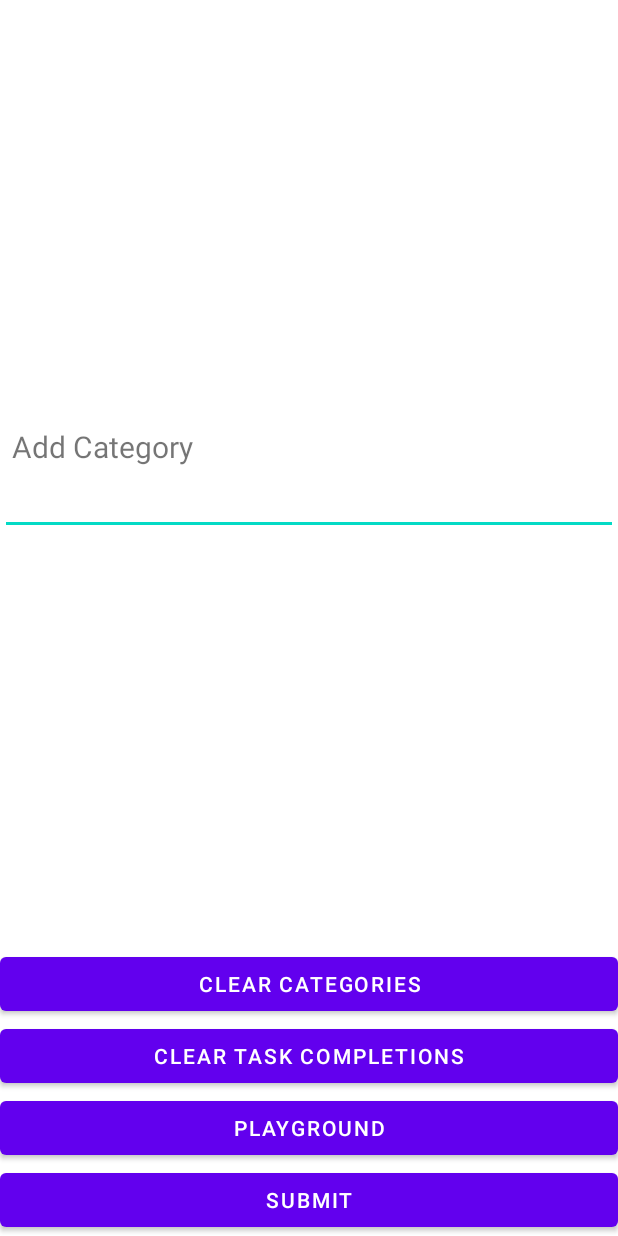
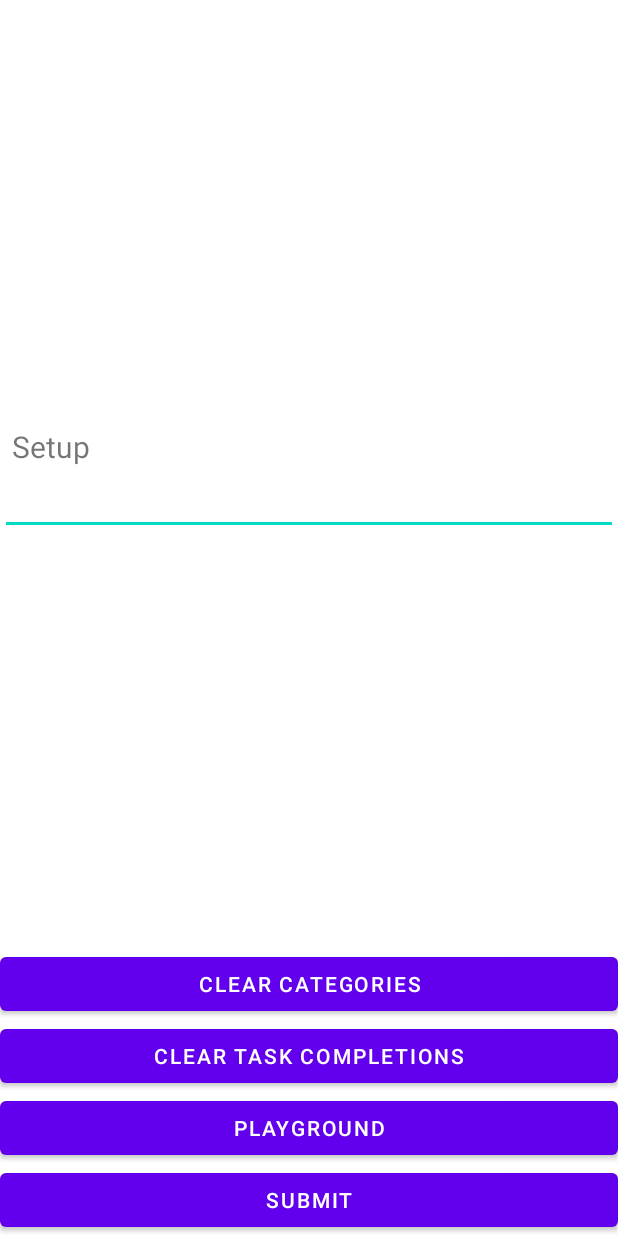
Before and after one commit to Troy1010/TMinusTasker, an Android app built with Jetpack Compose: the layout fragment_setup.xml on its own in the app's theme, with its tools: preview values and no code run, on a phone screen of 412 x 824 dp. Run offline under Robolectric (Android 15) with nearby library versions, the light colour scheme and no system bars.

Commit message:
rename AddCategoryFragment -> SetupFragment

```diff
--- a/app/src/main/java/com/tminus1010/tminustasker/MainActivity.kt
+++ b/app/src/main/java/com/tminus1010/tminustasker/MainActivity.kt
@@ -36,7 +36,7 @@ class MainActivity : AppCompatActivity() {
         val navController = findNavController(R.id.nav_host_fragment_activity_main)
         val appBarConfiguration = AppBarConfiguration(
             setOf(
-                R.id.navigation_add_category, R.id.navigation_dashboard, R.id.navigation_notifications
+                R.id.navigation_setup, R.id.navigation_dashboard, R.id.navigation_notifications
             )
         )
         setupActionBarWithNavController(navController, appBarConfiguration)
--- a/app/src/main/res/layout/fragment_add_category.xml
+++ b/app/src/main/res/layout/fragment_setup.xml
@@ -4,7 +4,7 @@
     xmlns:tools="http://schemas.android.com/tools"
     android:layout_width="match_parent"
     android:layout_height="match_parent"
-    tools:context=".ui.add_category.AddCategoryFragment">
+    tools:context=".ui.setup.SetupFragment">
 
     <TextView
         android:id="@+id/text_input_header"
@@ -13,7 +13,7 @@
         android:layout_marginStart="8dp"
         android:layout_marginTop="8dp"
         android:layout_marginEnd="8dp"
-        android:text="@string/add_category"
+        android:text="@string/setup"
         android:textAlignment="textStart"
         android:textSize="20sp"
         app:layout_constraintBottom_toTopOf="@id/edittext_input_category"
@@ -49,10 +49,10 @@
         android:layout_width="match_parent"
         android:layout_height="wrap_content"
         android:text="Playground"
-        app:layout_constraintBottom_toTopOf="@id/button_submit" />
+        app:layout_constraintBottom_toTopOf="@id/button_add_category" />
 
     <Button
-        android:id="@+id/button_submit"
+        android:id="@+id/button_add_category"
         android:layout_width="match_parent"
         android:layout_height="wrap_content"
         android:text="@string/submit"
--- a/app/src/main/res/menu/bottom_nav_menu.xml
+++ b/app/src/main/res/menu/bottom_nav_menu.xml
@@ -2,8 +2,8 @@
 <menu xmlns:android="http://schemas.android.com/apk/res/android">
 
     <item
-        android:id="@+id/navigation_add_category"
-        android:title="@string/add_category" />
+        android:id="@+id/navigation_setup"
+        android:title="@string/setup" />
 
     <item
         android:id="@+id/navigation_dashboard"
--- a/app/src/main/res/values/strings.xml
+++ b/app/src/main/res/values/strings.xml
@@ -3,7 +3,7 @@
     <string name="title_home">Home</string>
     <string name="title_dashboard">Dashboard</string>
     <string name="title_notifications">Notifications</string>
-    <string name="add_category">Add Category</string>
+    <string name="setup">Setup</string>
     <string name="submit">Submit</string>
     <string name="submitted_successfully">Submitted successfully</string>
     <string name="registered_task_completion_for">Registered Task Completion For:%1$s</string>
```
Also changed, not shown: app/src/main/java/com/tminus1010/tminustasker/environment/android_wrapper/AndroidNavigationWrapperImpl.kt (+6 -1 lines), app/src/main/java/com/tminus1010/tminustasker/ui/setup/SetupFragment.kt (renamed from app/src/main/java/com/tminus1010/tminustasker/ui/add_category/AddCategoryFragment.kt, +7 -7 lines), app/src/main/java/com/tminus1010/tminustasker/ui/setup/SetupViewModel.kt (renamed from app/src/main/java/com/tminus1010/tminustasker/ui/add_category/AddCategoryViewModel.kt, +4 -4 lines), app/src/main/res/navigation/mobile_navigation.xml (+5 -5 lines).
